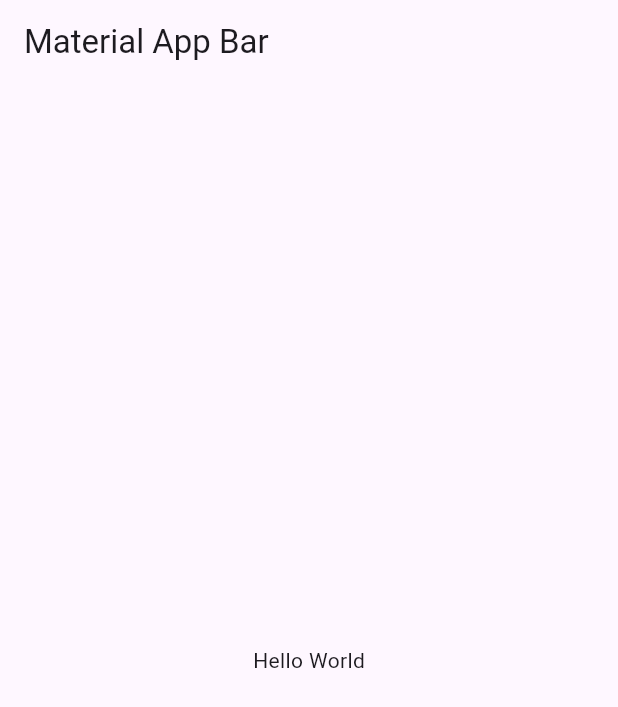
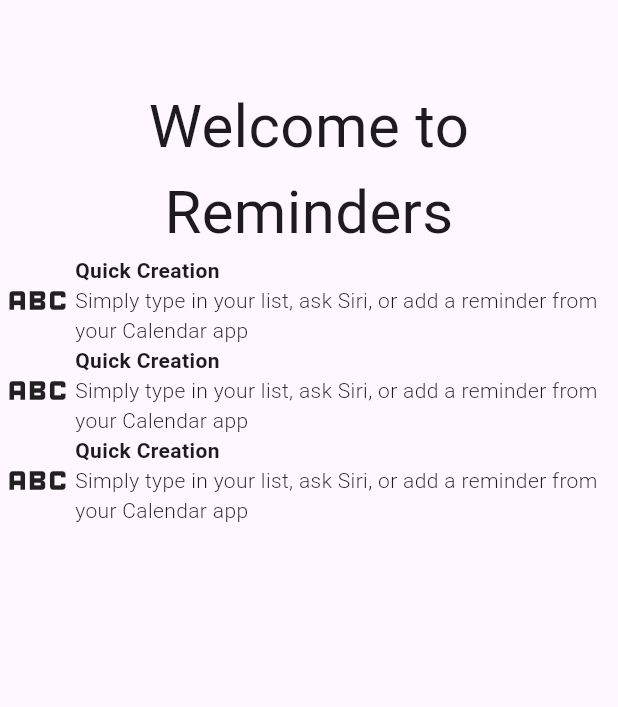
Before and after one commit to MaikollEnamorado/Tarea_1.2, a Flutter app: the screen it shows after launch, on a phone screen of 412 x 824 dp. Shown: the top 707 px of the screen. Run offline on Flutter 3.47's test engine with Material 3 defaults, Android fonts, the phone set to English and light mode, and no system bars.

Commit message:
Finaliza la implementación del body de la pantalla de inicio

```diff
--- a/lib/home_page.dart
+++ b/lib/home_page.dart
@@ -11,12 +11,88 @@ class _HomePageState extends State<HomePage> {
   @override
   Widget build(BuildContext context) {
     return Scaffold(
-        appBar: AppBar(
-          title: const Text('Material App Bar'),
+        appBar: AppBar(),
+        body: Column(
+          children: [
+            Text(
+              'Welcome to Reminders',
+              style: TextStyle(
+                fontSize: 40
+              ),
+              textAlign: TextAlign.center,
+            ),
+            Row(
+              children: [
+                Icon(
+                  Icons.abc,
+                  size: 50,),
+                Expanded(
+                  child: Column(
+                    //mainAxisAlignment: MainAxisAlignment.start,
+                    crossAxisAlignment: CrossAxisAlignment.start,
+                    //mainAxisSize: MainAxisSize.min,
+                    children: [
+                      Text('Quick Creation',
+                        style: TextStyle(fontWeight: FontWeight.bold),
+                      ),
+                      Text(
+                        'Simply type in your list, ask Siri, or add a reminder from your Calendar app',
+                        style: TextStyle(fontWeight: FontWeight.w300),
+                      ),
+                    ],
+                  ),
+                )
+              ],
+            ),
+            Row(
+              children: [
+                Icon(
+                  Icons.abc,
+                  size: 50,),
+                Expanded(
+                  child: Column(
+                    //mainAxisAlignment: MainAxisAlignment.start,
+                    crossAxisAlignment: CrossAxisAlignment.start,
+                    //mainAxisSize: MainAxisSize.min,
+                    children: [
+                      Text('Quick Creation',
+                        style: TextStyle(fontWeight: FontWeight.bold),
+                      ),
+                      Text(
+                        'Simply type in your list, ask Siri, or add a reminder from your Calendar app',
+                        style: TextStyle(fontWeight: FontWeight.w300),
+                      ),
+                    ],
+                  ),
+                )
+              ],
+            ),
+            Row(
+              children: [
+                Icon(
+                  Icons.abc,
+                  size: 50,),
+                Expanded(
+                  child: Column(
+                    //mainAxisAlignment: MainAxisAlignment.start,
+                    crossAxisAlignment: CrossAxisAlignment.start,
+                    //mainAxisSize: MainAxisSize.min,
+                    children: [
+                      Text('Quick Creation',
+                        style: TextStyle(fontWeight: FontWeight.bold),
+                      ),
+                      Text(
+                        'Simply type in your list, ask Siri, or add a reminder from your Calendar app',
+                        style: TextStyle(fontWeight: FontWeight.w300),
+                      ),
+                    ],
+                  ),
+                )
+              ],
+            ),
+          ],
         ),
-        body: const Center(
-          child: Text('Hello World'),
-        ),
+
       );
   }
 }
```
